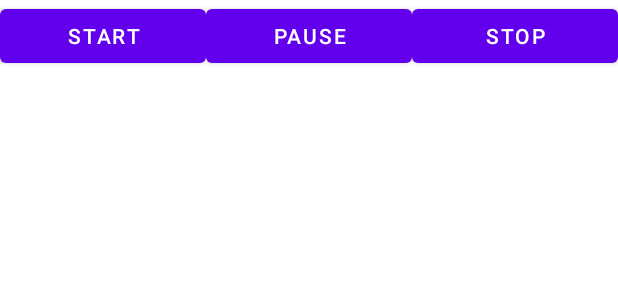
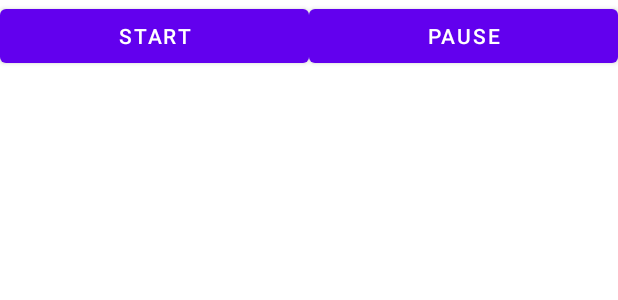
Before and after one commit to phuc2409/ScreenRecorder, an Android app: the layout fragment_screen_recorder.xml on its own in the app's theme, with its tools: preview values and no code run, on a phone screen of 412 x 824 dp. Shown: the top 300 px of the screen. Run offline under Robolectric (Android 15) with nearby library versions, the phone set to English and light mode, and no system bars.

Commit message:
Sửa hiển thị nút

```diff
--- a/app/src/main/res/layout/fragment_screen_recorder.xml
+++ b/app/src/main/res/layout/fragment_screen_recorder.xml
@@ -29,13 +29,6 @@
                 android:layout_weight="1"
                 android:text="Pause" />
 
-            <Button
-                android:id="@+id/btnStop"
-                android:layout_width="wrap_content"
-                android:layout_height="wrap_content"
-                android:layout_weight="1"
-                android:text="Stop" />
-
         </LinearLayout>
 
     </androidx.constraintlayout.widget.ConstraintLayout>
```
Also changed, not shown: app/src/main/java/com/screenrecorder/fragment/screen_recorder/ScreenRecorderFragment.kt (+6 -5 lines).
